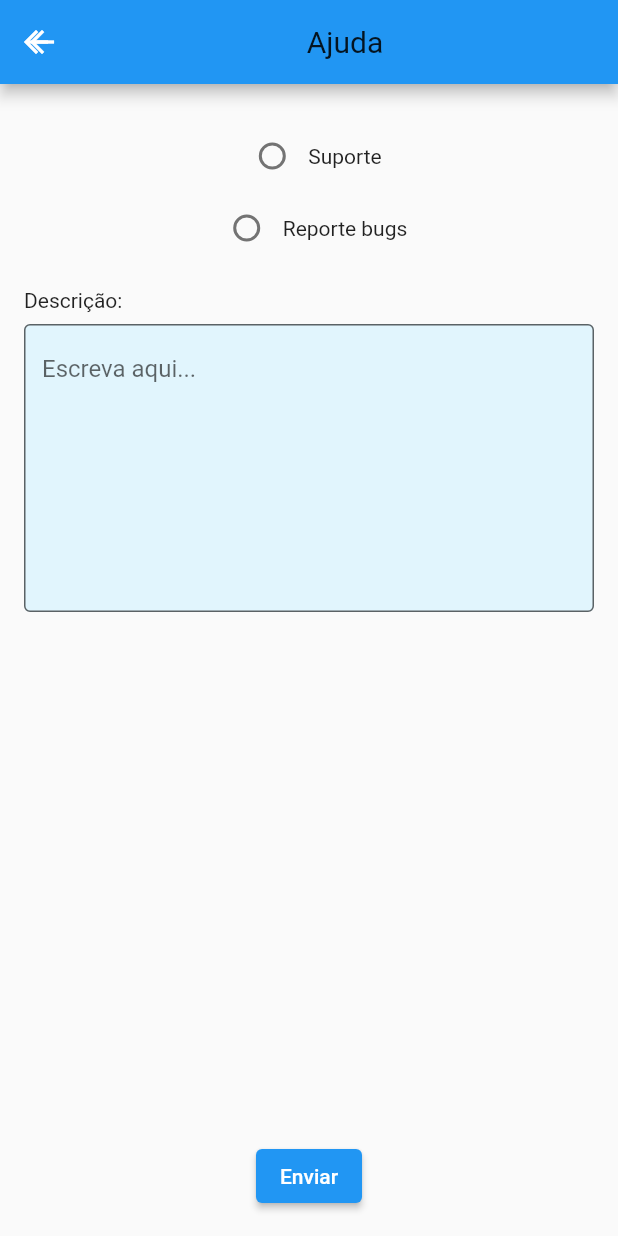
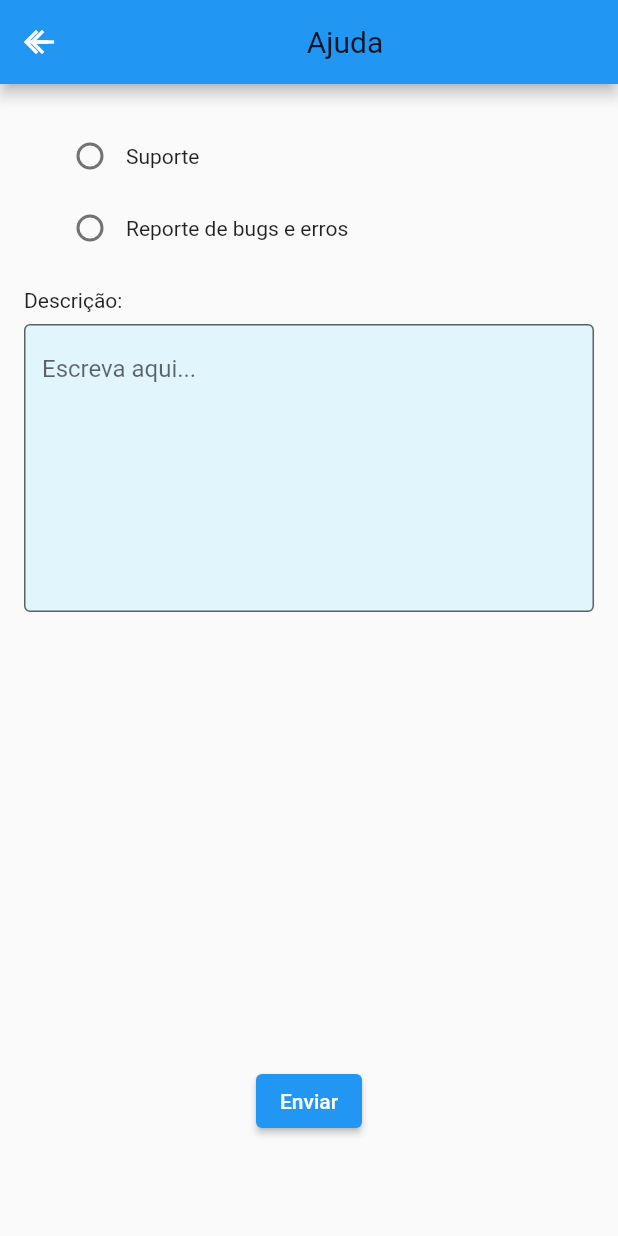
Before and after one commit to GuilhermeFilipeSoldadoLopes/IPSupport, a Flutter app: the AjudaESuportePage screen opened directly, on a phone screen of 412 x 824 dp. Run offline on Flutter 3.47's test engine with Material 2 defaults, Android fonts, the phone set to English and light mode, and no system bars; our stand-ins replace firebase_auth, firebase_core; accounts and stored records are empty.

Commit message:
paddings

```diff
--- a/ipsupport_cm/lib/screens/ajuda_suporte_screen.dart
+++ b/ipsupport_cm/lib/screens/ajuda_suporte_screen.dart
@@ -42,9 +42,11 @@ class _AjudaESuportePageState extends State<AjudaESuportePage> {
               children: [
                 Center(
                   child: Row(
-                    mainAxisAlignment: MainAxisAlignment.center,
+                    mainAxisAlignment: MainAxisAlignment.start,
                     children: [
-                      Radio(
+                      Padding(
+                        padding: EdgeInsets.only(left: 20.0),
+                        child: Radio(
                           value: 'Suporte',
                           groupValue: selectedOption,
                           onChanged: (value) {
@@ -53,16 +55,20 @@ class _AjudaESuportePageState extends State<AjudaESuportePage> {
                             });
                           },
                         ),
+                      ),
                       Text('Suporte'),
                     ],
                   ),
                 ),
+
                 Center(
                   child: Row(
-                    mainAxisAlignment: MainAxisAlignment.center,
+                    mainAxisAlignment: MainAxisAlignment.start,
                     children: [
-                      Radio(
-                        value: 'Reporte bugs',
+                      Padding(
+                        padding: EdgeInsets.only(left: 20.0),
+                        child: Radio(
+                          value: 'Reporte um bug',
                           groupValue: selectedOption,
                           onChanged: (value) {
                             setState(() {
@@ -70,7 +76,8 @@ class _AjudaESuportePageState extends State<AjudaESuportePage> {
                             });
                           },
                         ),
-                      Text('Reporte bugs'),
+                      ),
+                      Text('Reporte de bugs e erros'),
                     ],
                   ),
                 ),
@@ -93,7 +100,11 @@ class _AjudaESuportePageState extends State<AjudaESuportePage> {
               ),
             ),
             SizedBox(height: 16),
+
+
             Center(
+              child: Padding(
+                padding: EdgeInsets.only(bottom: 50.0),
                 child: ElevatedButton(
                   onPressed: () {
                     // Lógica para enviar os dados
@@ -101,6 +112,9 @@ class _AjudaESuportePageState extends State<AjudaESuportePage> {
                   child: Text('Enviar'),
                 ),
               ),
+            ),
+
+
           ],
         ),
       ),
```
Lines whose indentation alone changed are shown as unchanged.
